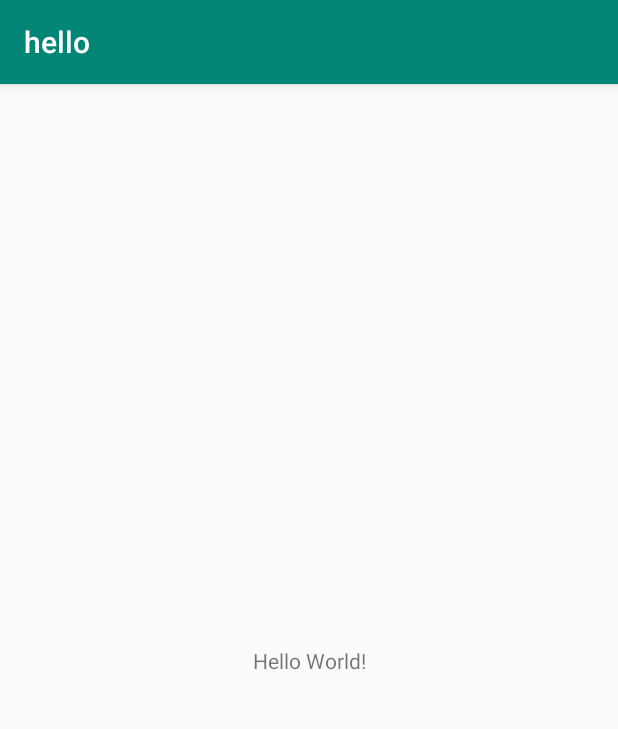
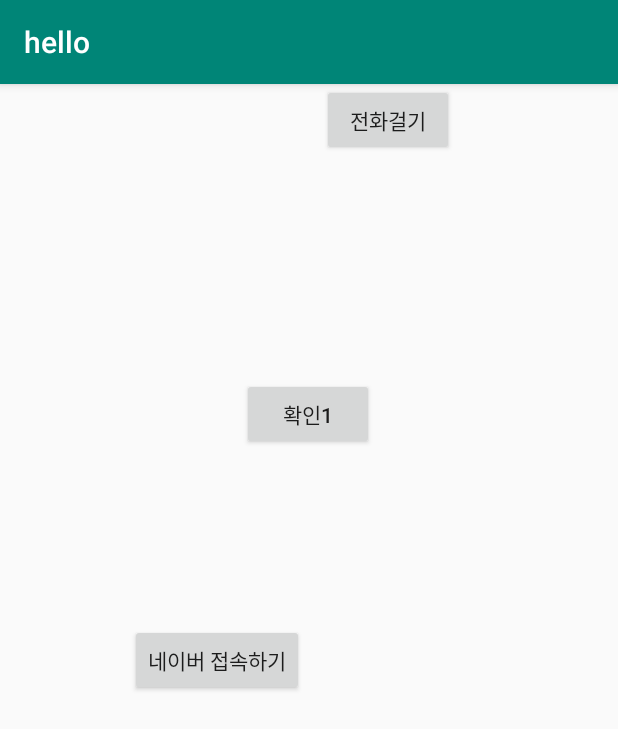
Before and after one commit to bona0722/Homework, an Android app: the screen it shows after launch (MainActivity), on a phone screen of 412 x 824 dp. Shown: the top 729 px of the screen. Run offline under Robolectric (Android 15) with nearby library versions, the phone set to English and light mode, and no system bars.

Commit message:
project to make android app

```diff
--- a/hello/app/src/main/java/com/example/hello/MainActivity.java
+++ b/hello/app/src/main/java/com/example/hello/MainActivity.java
@@ -1,8 +1,12 @@
 package com.example.hello;
 
+import android.content.Intent;
+import android.net.Uri;
+import android.os.Bundle;
+import android.view.View;
+import android.widget.Toast;
+
 import androidx.appcompat.app.AppCompatActivity;
-
-import android.os.Bundle;
 
 public class MainActivity extends AppCompatActivity {
 
@@ -11,4 +15,18 @@ public class MainActivity extends AppCompatActivity {
         super.onCreate(savedInstanceState);
         setContentView(R.layout.activity_main);
     }
+
+    public void onButton1Clicked(View v) {
+        Toast.makeText(this, "확인1 버튼이 눌렸어요.",Toast.LENGTH_LONG).show();
+    }
+
+    public void onButton2Clicked(View v){
+        Intent myIntent = new Intent(Intent.ACTION_VIEW, Uri.parse("http://m.naver.com"));
+        startActivity(myIntent);
+    }
+
+    public void onButton3Clicked(View v){
+        Intent myIntent = new Intent(Intent.ACTION_VIEW, Uri.parse("tel:010-1000-1000"));
+        startActivity(myIntent);
+    }
 }
--- a/hello/app/src/main/res/layout/activity_main.xml
+++ b/hello/app/src/main/res/layout/activity_main.xml
@@ -6,13 +6,39 @@
     android:layout_height="match_parent"
     tools:context=".MainActivity">
 
-    <TextView
+    <Button
+        android:id="@+id/button"
         android:layout_width="wrap_content"
         android:layout_height="wrap_content"
-        android:text="Hello World!"
+        android:onClick="onButton1Clicked"
+        android:text="확인1"
         app:layout_constraintBottom_toBottomOf="parent"
-        app:layout_constraintLeft_toLeftOf="parent"
-        app:layout_constraintRight_toRightOf="parent"
+        app:layout_constraintEnd_toEndOf="parent"
+        app:layout_constraintHorizontal_bias="0.498"
+        app:layout_constraintStart_toStartOf="parent"
+        app:layout_constraintTop_toTopOf="parent"
+        app:layout_constraintVertical_bias="0.272" />
+
+    <Button
+        android:id="@+id/button2"
+        android:layout_width="wrap_content"
+        android:layout_height="wrap_content"
+        android:onClick="onButton2Clicked"
+        android:text="네이버 접속하기"
+        app:layout_constraintBottom_toBottomOf="parent"
+        app:layout_constraintEnd_toEndOf="parent"
+        app:layout_constraintHorizontal_bias="0.292"
+        app:layout_constraintStart_toStartOf="parent"
         app:layout_constraintTop_toTopOf="parent" />
 
+    <Button
+        android:id="@+id/button3"
+        android:layout_width="wrap_content"
+        android:layout_height="wrap_content"
+        android:onClick="onButton3Clicked"
+        android:text="전화걸기"
+        app:layout_constraintEnd_toEndOf="parent"
+        app:layout_constraintHorizontal_bias="0.662"
+        app:layout_constraintStart_toStartOf="parent"
+        tools:layout_editor_absoluteY="518dp" />
 </androidx.constraintlayout.widget.ConstraintLayout>
```
